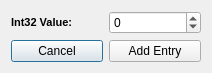
This is XDBF/settinginjectorint.ui in hetelek/XDBF-Manager as Qt 5 draws it before an edit. The edited form follows.
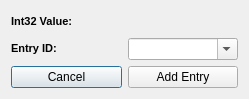
This is the edited form. Icons and pictures are not drawn.

Commit message: added setting inject of types, int32, int64, float, double, and string

Diff of the .ui file:
```diff
--- a/XDBF/settinginjectorint.ui
+++ b/XDBF/settinginjectorint.ui
@@ -6,15 +6,15 @@
    <rect>
     <x>0</x>
     <y>0</y>
-    <width>212</width>
-    <height>72</height>
+    <width>249</width>
+    <height>99</height>
    </rect>
   </property>
   <property name="windowTitle">
    <string>Dialog</string>
   </property>
-  <layout class="QVBoxLayout" name="verticalLayout">
-   <item>
+  <layout class="QGridLayout" name="gridLayout_2">
+   <item row="0" column="0">
     <layout class="QGridLayout" name="gridLayout">
      <item row="0" column="0">
       <widget class="QLabel" name="label">
@@ -27,17 +27,25 @@
        </property>
       </widget>
      </item>
-     <item row="0" column="1">
-      <widget class="QSpinBox" name="spinBox">
-       <property name="minimum">
-        <number>-2147483647</number>
+     <item row="1" column="0">
+      <widget class="QLabel" name="label_2">
+       <property name="text">
+        <string>&lt;!DOCTYPE HTML PUBLIC &quot;-//W3C//DTD HTML 4.0//EN&quot; &quot;http://www.w3.org/TR/REC-html40/strict.dtd&quot;&gt;
+&lt;html&gt;&lt;head&gt;&lt;meta name=&quot;qrichtext&quot; content=&quot;1&quot; /&gt;&lt;style type=&quot;text/css&quot;&gt;
+p, li { white-space: pre-wrap; }
+&lt;/style&gt;&lt;/head&gt;&lt;body style=&quot; font-family:'MS Shell Dlg 2'; font-size:8.25pt; font-weight:400; font-style:normal;&quot;&gt;
+&lt;p style=&quot; margin-top:0px; margin-bottom:0px; margin-left:0px; margin-right:0px; -qt-block-indent:0; text-indent:0px;&quot;&gt;&lt;span style=&quot; font-size:8pt; font-weight:600;&quot;&gt;Entry ID:&lt;/span&gt;&lt;/p&gt;&lt;/body&gt;&lt;/html&gt;</string>
        </property>
-       <property name="maximum">
-        <number>2147483647</number>
+      </widget>
+     </item>
+     <item row="1" column="1">
+      <widget class="QComboBox" name="comboBox">
+       <property name="editable">
+        <bool>true</bool>
        </property>
       </widget>
      </item>
-     <item row="1" column="0" colspan="2">
+     <item row="2" column="0" colspan="2">
       <layout class="QHBoxLayout" name="horizontalLayout">
        <item>
         <widget class="QPushButton" name="pushButton_2">
```
The commit also changes 13 other files.
